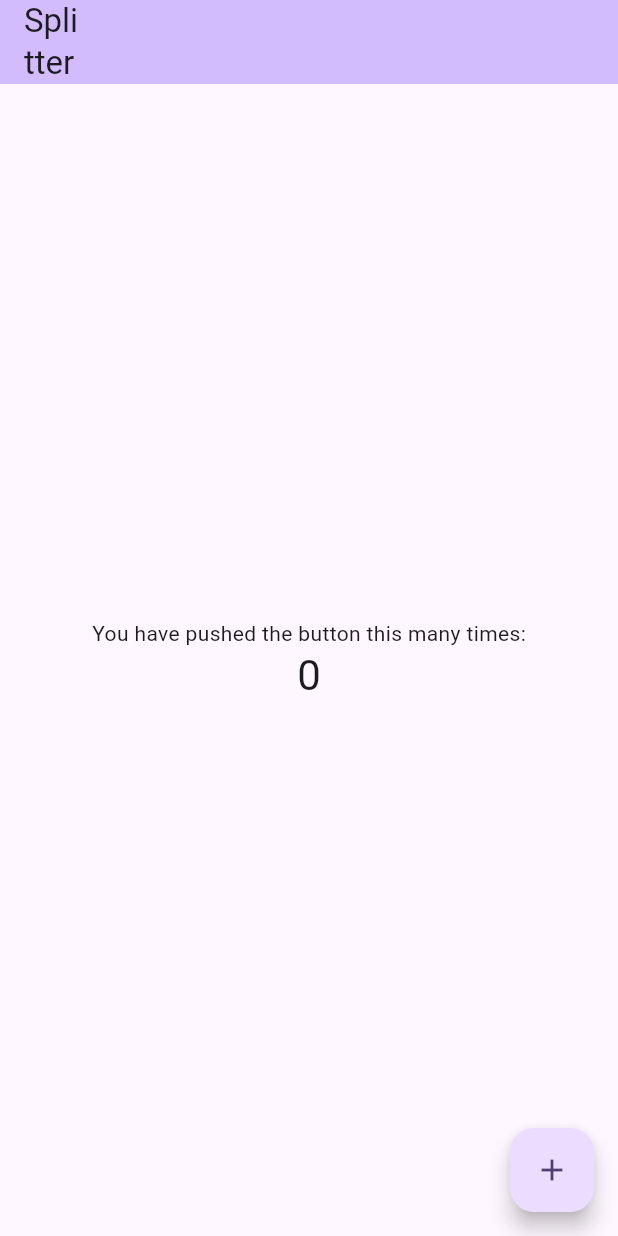
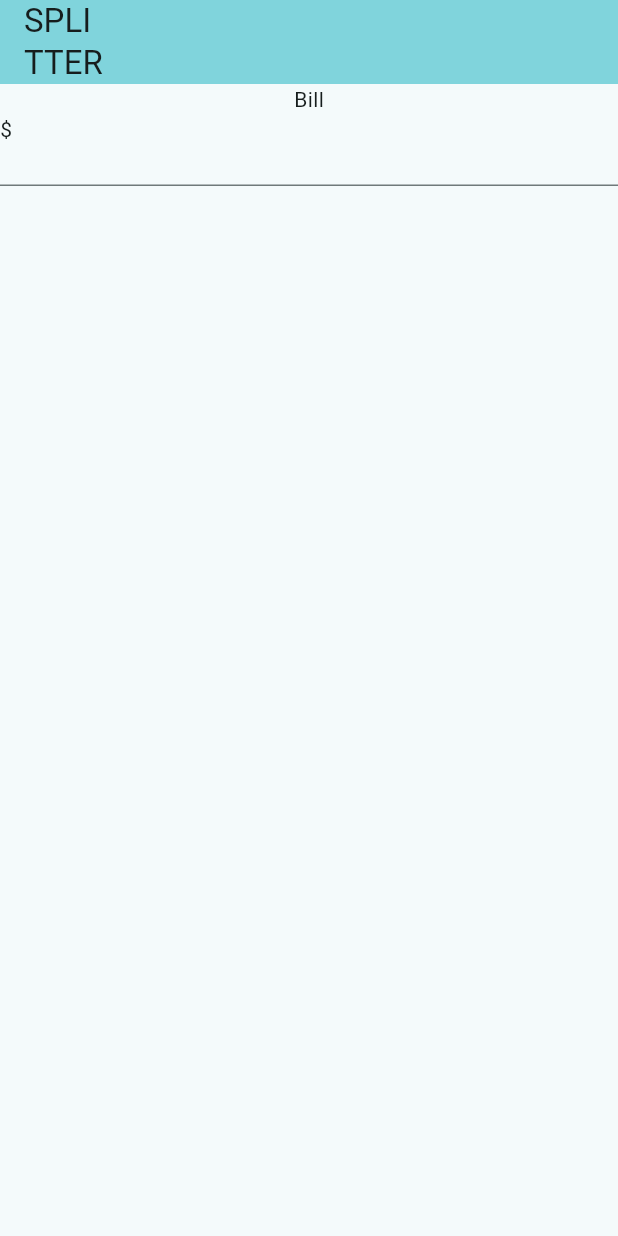
Before and after one commit to Yarden-Tal/Splitter, a Flutter app: the screen it shows after launch, on a phone screen of 412 x 824 dp. Run offline on Flutter 3.47's test engine with Material 2 defaults, Android fonts, the phone set to English and light mode, and no system bars.

Commit message:
fixed wrong directory setup, added bill section

```diff
--- /dev/null
+++ b/lib/config/colors.dart
@@ -0,0 +1,13 @@
+// - White: hsl(0, 0%, 100%)
+
+import 'dart:ui';
+
+class SplitterColors {
+  static const Color strongCyan = Color.fromRGBO(38, 192, 171, 1);
+  static const Color veryDarkCyan = Color.fromRGBO(0, 73, 77, 1);
+  static const Color darkGreyishCyan = Color.fromRGBO(94, 122, 125, 1);
+  static const Color greyishCyan = Color.fromRGBO(127, 156, 159, 1);
+  static const Color lightGreyishCyan = Color.fromRGBO(197, 228, 231, 1);
+  static const Color veryLightGreyishCyan = Color.fromRGBO(244, 250, 250, 1);
+  static const Color white = Color.fromRGBO(255, 255, 255, 1);
+}
--- /dev/null
+++ b/lib/config/fonts.dart
@@ -0,0 +1,4 @@
+class SplitterFonts {
+  static const bold = "SpaceMono-Bold";
+  static const regular = "SpaceMono-Regular";
+}
--- a/lib/main.dart
+++ b/lib/main.dart
@@ -1,4 +1,6 @@
 import 'package:flutter/material.dart';
+import 'package:splitter/config/colors.dart';
+import 'package:splitter/widgets/bill_section.dart';
 
 void main() {
   runApp(const MyApp());
@@ -13,10 +15,11 @@ class MyApp extends StatelessWidget {
     return MaterialApp(
       title: 'Splitter',
       theme: ThemeData(
-        colorScheme: ColorScheme.fromSeed(seedColor: Colors.deepPurple),
-        useMaterial3: true,
-      ),
-      home: const MyHomePage(title: 'Spli\ntter'),
+          colorScheme:
+              ColorScheme.fromSeed(seedColor: (SplitterColors.greyishCyan)),
+          useMaterial3: true,
+          fontFamily: ""),
+      home: const MyHomePage(title: 'SPLI\nTTER'),
     );
   }
 }
@@ -31,12 +34,28 @@ class MyHomePage extends StatefulWidget {
 }
 
 class _MyHomePageState extends State<MyHomePage> {
-  int _counter = 0;
+  int bill = 0;
+  int chosenTipPercentage = 0;
+  int numOfPeople = 0;
+  int tipPerPerson = 0;
+  int totalPerPerson = 0;
 
-  void _incrementCounter() {
-    setState(() {
-      _counter++;
-    });
+  List<int> tipOptions = [5, 10, 15, 25, 50];
+
+  // int calcTotalPerPerson() {
+  //   return
+  // }
+
+  // int calcTipPerPerson() {
+  //   return
+  // }
+
+  void resetAll() {
+    bill = 0;
+    chosenTipPercentage = 0;
+    numOfPeople = 0;
+    tipPerPerson = 0;
+    totalPerPerson = 0;
   }
 
   @override
@@ -48,22 +67,14 @@ class _MyHomePageState extends State<MyHomePage> {
       ),
       body: Center(
         child: Column(
-          mainAxisAlignment: MainAxisAlignment.center,
+          mainAxisAlignment: MainAxisAlignment.start,
           children: <Widget>[
-            const Text(
-              'You have pushed the button this many times:',
-            ),
-            Text(
-              '$_counter',
-              style: Theme.of(context).textTheme.headlineMedium,
-            ),
+            BillSection()
+            // Tip radio section
+            // People input sectiona
+            // Results section
           ],
         ),
-      ),
-      floatingActionButton: FloatingActionButton(
-        onPressed: _incrementCounter,
-        tooltip: 'Increment',
-        child: const Icon(Icons.add),
       ),
     );
   }
--- /dev/null
+++ b/lib/widgets/bill_section.dart
@@ -0,0 +1,30 @@
+import 'package:flutter/material.dart';
+import 'package:flutter/services.dart';
+
+class BillSection extends StatefulWidget {
+  const BillSection({super.key});
+
+  @override
+  State<BillSection> createState() => _BillSectionState();
+}
+
+class _BillSectionState extends State<BillSection> {
+  @override
+  Widget build(BuildContext context) {
+    return Column(
+      children: [
+        const Text('Bill'),
+        TextField(
+          textAlign: TextAlign.right,
+          inputFormatters: [
+            FilteringTextInputFormatter.allow(RegExp('[0-9.,]')),
+          ],
+          keyboardType: const TextInputType.numberWithOptions(decimal: true),
+          decoration: const InputDecoration(
+            prefixIcon: Text("\$"),
+          ),
+        ),
+      ],
+    );
+  }
+}
```
Also changed, not shown: design/active-states.jpg (added), design/desktop-design-completed.jpg (added), design/desktop-design-empty.jpg (added), design/desktop-preview.jpg (added), design/mobile-design.jpg (added), lib/widgets/people_section.dart (added), lib/widgets/results_section.dart (added), lib/widgets/tip_section.dart (added), 2 other files.
